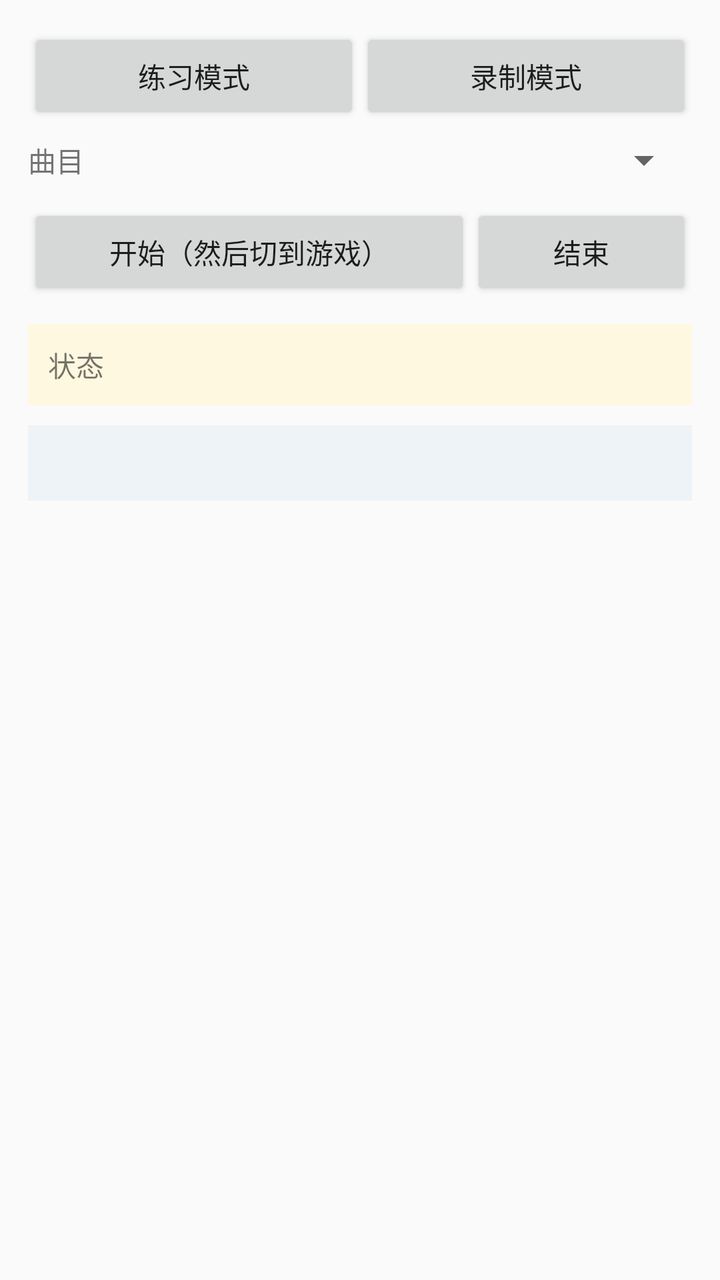
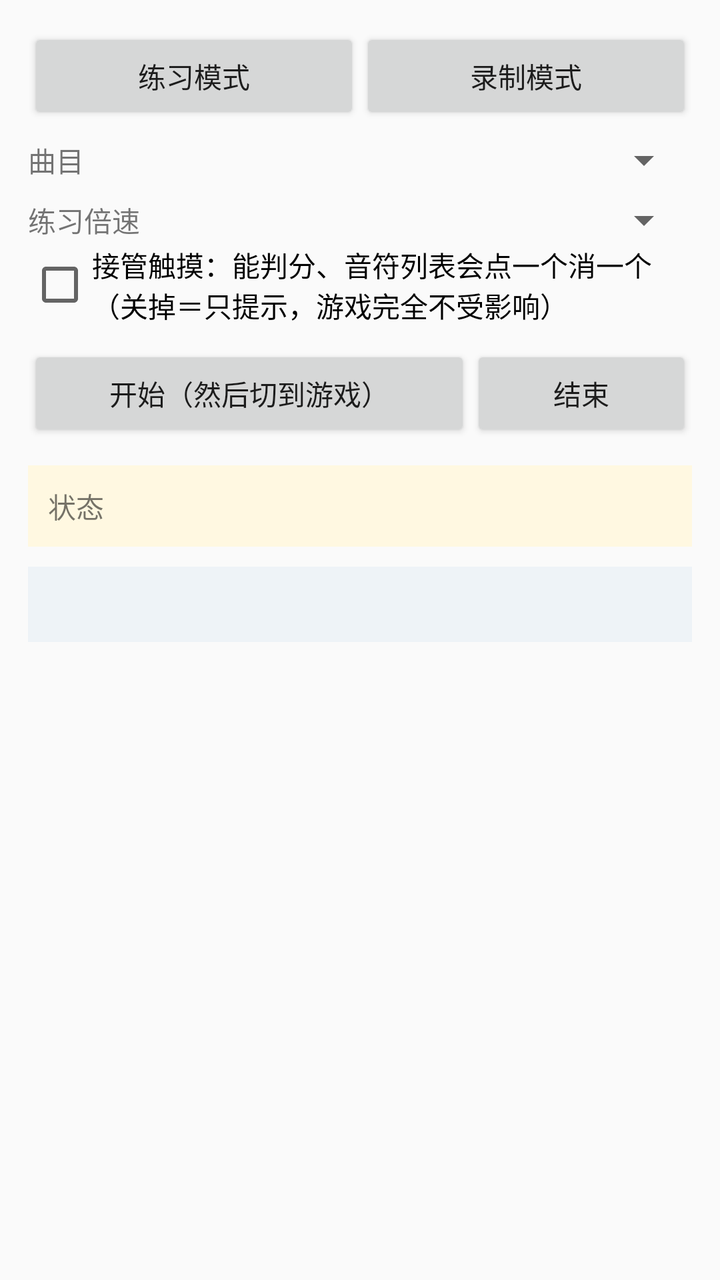

The first picture is an Android layout as it rendered before a commit; the second is the same layout after the commit. The layout source and the unified diff follow.
<!-- AndroidManifest.xml: application theme android:Theme.Material.Light.DarkActionBar -->
<!-- res/layout/activity_practice.xml -->
<?xml version="1.0" encoding="utf-8"?>
<ScrollView xmlns:android="http://schemas.android.com/apk/res/android"
    android:layout_width="match_parent"
    android:layout_height="match_parent"
    android:fillViewport="true">

    <LinearLayout
        android:layout_width="match_parent"
        android:layout_height="wrap_content"
        android:orientation="vertical"
        android:padding="14dp">

        <LinearLayout
            android:layout_width="match_parent"
            android:layout_height="wrap_content"
            android:orientation="horizontal">

            <Button
                android:id="@+id/btn_mode_practice"
                android:layout_width="0dp"
                android:layout_height="wrap_content"
                android:layout_weight="1"
                android:text="练习模式" />

            <Button
                android:id="@+id/btn_mode_record"
                android:layout_width="0dp"
                android:layout_height="wrap_content"
                android:layout_weight="1"
                android:text="录制模式" />
        </LinearLayout>

        <LinearLayout
            android:id="@+id/row_source"
            android:layout_width="match_parent"
            android:layout_height="wrap_content"
            android:layout_marginTop="6dp"
            android:gravity="center_vertical"
            android:orientation="horizontal">

            <TextView
                android:layout_width="wrap_content"
                android:layout_height="wrap_content"
                android:text="曲目" />

            <Spinner
                android:id="@+id/sp_source"
                android:layout_width="0dp"
                android:layout_height="wrap_content"
                android:layout_weight="1" />
        </LinearLayout>

        <LinearLayout
            android:layout_width="match_parent"
            android:layout_height="wrap_content"
            android:layout_marginTop="10dp"
            android:orientation="horizontal">

            <Button
                android:id="@+id/btn_start"
                android:layout_width="0dp"
                android:layout_height="wrap_content"
                android:layout_weight="2"
                android:text="开始（然后切到游戏）" />

            <Button
                android:id="@+id/btn_stop"
                android:layout_width="0dp"
                android:layout_height="wrap_content"
                android:layout_weight="1"
                android:text="结束" />
        </LinearLayout>

        <TextView
            android:id="@+id/tv_status"
            android:layout_width="match_parent"
            android:layout_height="wrap_content"
            android:layout_marginTop="12dp"
            android:background="#FFF8E1"
            android:padding="10dp"
            android:textSize="14sp"
            android:text="状态" />

        <TextView
            android:id="@+id/tv_help"
            android:layout_width="match_parent"
            android:layout_height="wrap_content"
            android:layout_marginTop="10dp"
            android:padding="10dp"
            android:background="#EEF3F7"
            android:textSize="13sp" />
    </LinearLayout>
</ScrollView>
<!-- resources referenced by this layout -->
<resources>

</resources>

<!-- the commit's change to res/layout/activity_practice.xml (unified diff, before → after) -->
@@ -51,6 +51,32 @@
         </LinearLayout>
 
         <LinearLayout
+            android:id="@+id/row_speed"
+            android:layout_width="match_parent"
+            android:layout_height="wrap_content"
+            android:layout_marginTop="6dp"
+            android:gravity="center_vertical"
+            android:orientation="horizontal">
+
+            <TextView
+                android:layout_width="wrap_content"
+                android:layout_height="wrap_content"
+                android:text="练习倍速" />
+
+            <Spinner
+                android:id="@+id/sp_speed"
+                android:layout_width="0dp"
+                android:layout_height="wrap_content"
+                android:layout_weight="1" />
+        </LinearLayout>
+
+        <CheckBox
+            android:id="@+id/cb_takeover"
+            android:layout_width="match_parent"
+            android:layout_height="wrap_content"
+            android:text="接管触摸：能判分、音符列表会点一个消一个（关掉＝只提示，游戏完全不受影响）" />
+
+        <LinearLayout
             android:layout_width="match_parent"
             android:layout_height="wrap_content"
             android:layout_marginTop="10dp"
